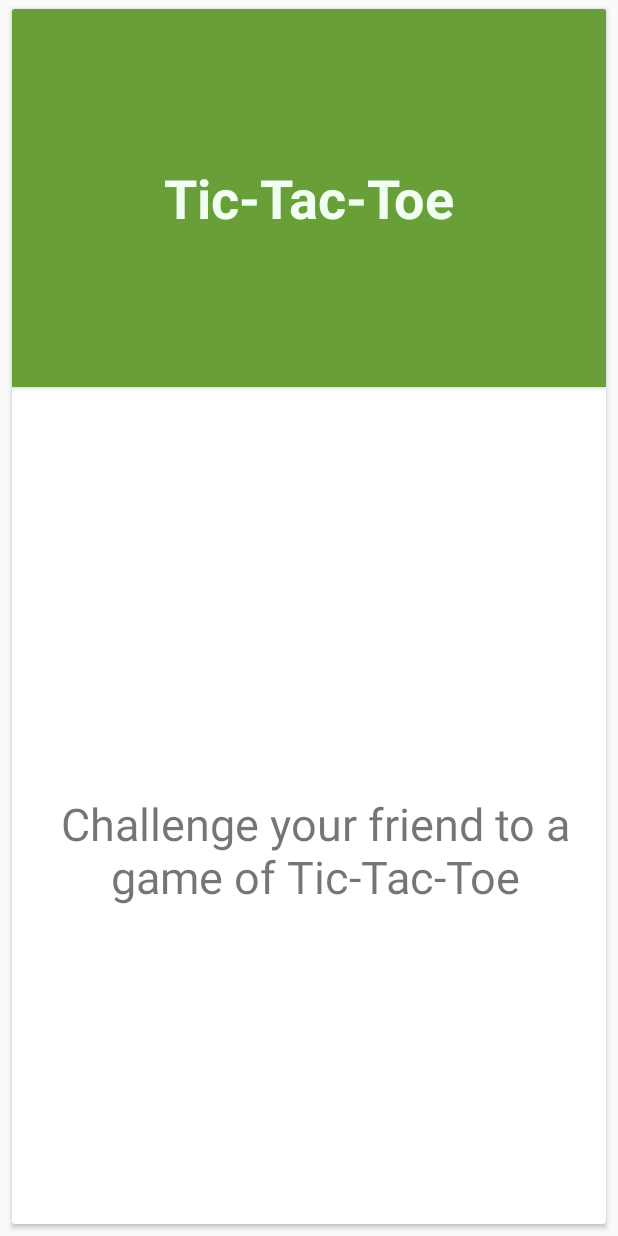
After one commit to initishh/Zairza-Orientation-Project, an Android app: the layout mainpage.xml on its own in the app's theme, with its tools: preview values and no code run, on a phone screen of 412 x 824 dp. The commit adds this screen. Run offline under Robolectric (Android 15) with nearby library versions, the phone set to English and light mode, and no system bars.

Commit message:
final commit

```diff
--- a/Android/app/build.gradle
+++ b/Android/app/build.gradle
@@ -27,4 +27,5 @@ dependencies {
     androidTestImplementation 'com.android.support.test.espresso:espresso-core:3.0.2'
     implementation 'com.android.support:gridlayout-v7:28.0.0-rc02'
     implementation 'com.android.support:cardview-v7:28.0.0-rc02'
+    implementation 'com.android.support:recyclerview-v7:28.0.0-rc02'
 }
--- /dev/null
+++ b/Android/app/src/main/res/layout/mainpage.xml
@@ -0,0 +1,54 @@
+<?xml version="1.0" encoding="utf-8"?>
+<android.support.constraint.ConstraintLayout xmlns:android="http://schemas.android.com/apk/res/android"
+    xmlns:app="http://schemas.android.com/apk/res-auto"
+    xmlns:tools="http://schemas.android.com/tools"
+    android:layout_width="match_parent"
+    android:layout_height="match_parent">
+
+    <android.support.v7.widget.CardView
+        android:id="@+id/cardView"
+        android:layout_width="match_parent"
+        android:layout_height="match_parent"
+        android:layout_marginBottom="8dp"
+        android:layout_marginEnd="8dp"
+        android:layout_marginStart="8dp"
+        android:layout_marginTop="6dp"
+        app:layout_constraintBottom_toBottomOf="parent"
+        app:layout_constraintEnd_toEndOf="parent"
+        app:layout_constraintHorizontal_bias="0.566"
+        app:layout_constraintStart_toStartOf="parent"
+        app:layout_constraintTop_toTopOf="parent"
+        app:layout_constraintVertical_bias="0.177" >
+
+        <Button
+            android:id="@+id/b1"
+            style="@style/ButtonStyle"
+            android:layout_width="match_parent"
+            android:layout_height="252dp"
+            android:text="Tic-Tac-Toe"
+            android:textColor="@color/white"
+            android:textSize="36sp"
+            android:background="@color/green"/>
+        <android.support.constraint.ConstraintLayout
+            android:layout_width="match_parent"
+            android:layout_height="match_parent">
+
+            <TextView
+                android:id="@+id/des1"
+                android:layout_width="wrap_content"
+                android:layout_height="81dp"
+                android:layout_marginBottom="8dp"
+                android:layout_marginStart="8dp"
+                android:layout_marginTop="324dp"
+                android:text="Challenge your friend to a game of Tic-Tac-Toe"
+                android:textAlignment="center"
+                android:textSize="30sp"
+                app:layout_constraintBottom_toBottomOf="parent"
+                app:layout_constraintEnd_toEndOf="parent"
+                app:layout_constraintStart_toStartOf="parent"
+                app:layout_constraintTop_toTopOf="parent" />
+        </android.support.constraint.ConstraintLayout>
+
+    </android.support.v7.widget.CardView>
+
+</android.support.constraint.ConstraintLayout>
--- a/Android/app/src/main/res/values/colors.xml
+++ b/Android/app/src/main/res/values/colors.xml
@@ -4,4 +4,5 @@
     <color name="colorPrimaryDark">#303F9F</color>
     <color name="colorAccent">#FF4081</color>
     <color name="white">#F1FFF1</color>
+    <color name="green">#689f38</color>
 </resources>
--- a/Android/app/src/main/res/values/styles.xml
+++ b/Android/app/src/main/res/values/styles.xml
@@ -8,14 +8,13 @@
         <item name="colorAccent">@color/colorAccent</item>
     </style>
 
-    <style name="Button">
-        <item name="android:textColor">@color/white</item>
-        <item name="android:padding">0dp</item>
-        <item name="android:minWidth">88dp</item>
-        <item name="android:minHeight">36dp</item>
-        <item name="android:layout_margin">3dp</item>
-        <item name="android:elevation">1dp</item>
-        <item name="android:translationZ">1dp</item>
-        <item name="android:background">@drawable/primary_round</item>
+    <style name="ButtonStyle" parent="@android:style/Widget.Button">
+        <item name="android:layout_width">fill_parent</item>
+        <item name="android:textColor">@color/green</item>
+        <item name="android:textSize">15sp</item>
+        <item name="android:padding">10dp</item>
+        <item name="android:textStyle">bold</item>
+        <item name="android:background">@color/colorPrimary</item>
+        <item name="android:gravity">center</item>
     </style>
 </resources>
```
Also changed, not shown: Android/app/src/main/java/com/example/initish/android/MainActivity.java (+37 -34 lines), Android/app/src/main/java/com/example/initish/android/RecyclerViewAdapter.java (added, +91 -0 lines), Android/app/src/main/res/layout/activity_main.xml (+6 -73 lines).
